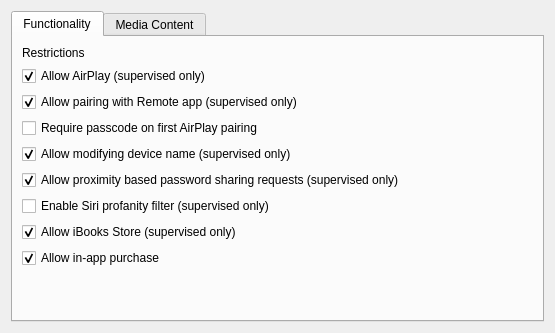
The window that FWAdminLib/Configurator/RestrictionsTVOSForm.ui (fw-dev/translations) describes before a commit, drawn with Qt 5.
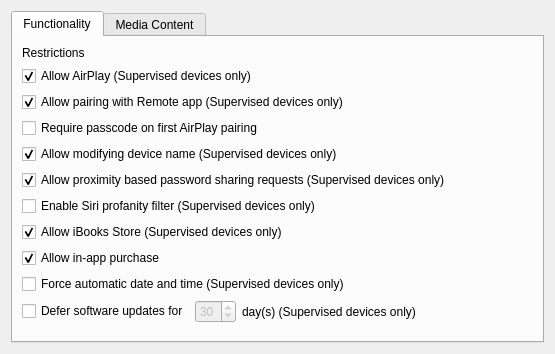
The same window after the commit. Custom widgets are drawn as their Qt base class.

```diff
--- a/FWAdminLib/Configurator/RestrictionsTVOSForm.ui
+++ b/FWAdminLib/Configurator/RestrictionsTVOSForm.ui
@@ -7,19 +7,55 @@
     <x>0</x>
     <y>0</y>
     <width>555</width>
-    <height>333</height>
+    <height>354</height>
    </rect>
   </property>
+  <property name="sizePolicy">
+   <sizepolicy hsizetype="MinimumExpanding" vsizetype="Preferred">
+    <horstretch>0</horstretch>
+    <verstretch>0</verstretch>
+   </sizepolicy>
+  </property>
+  <property name="minimumSize">
+   <size>
+    <width>555</width>
+    <height>0</height>
+   </size>
+  </property>
   <property name="windowTitle">
    <string>Form</string>
   </property>
   <layout class="QVBoxLayout" name="verticalLayout_2">
    <item>
     <widget class="QTabWidget" name="tabWidget">
+     <property name="sizePolicy">
+      <sizepolicy hsizetype="MinimumExpanding" vsizetype="Expanding">
+       <horstretch>0</horstretch>
+       <verstretch>0</verstretch>
+      </sizepolicy>
+     </property>
+     <property name="minimumSize">
+      <size>
+       <width>531</width>
+       <height>0</height>
+      </size>
+     </property>
      <property name="currentIndex">
       <number>0</number>
      </property>
      <widget class="QWidget" name="functionalityTab">
+      <property name="sizePolicy">
+       <sizepolicy hsizetype="MinimumExpanding" vsizetype="Preferred">
+        <horstretch>0</horstretch>
+        <verstretch>0</verstretch>
+       </sizepolicy>
+      </property>
+      <property name="minimumSize">
+       <size>
+        <width>525</width>
+        <height>0</height>
+       </size>
+      </property>
       <attribute name="title">
        <string>Functionality</string>
       </attribute>
@@ -34,7 +70,7 @@
        <item>
         <widget class="QCheckBox" name="checkBoxAllowAirPlay">
          <property name="text">
-          <string>Allow AirPlay (supervised only)</string>
+          <string>Allow AirPlay (Supervised devices only)</string>
          </property>
          <property name="checked">
           <bool>true</bool>
@@ -44,7 +80,7 @@
        <item>
         <widget class="QCheckBox" name="checkBoxAllowControlUsingRemoteApp">
          <property name="text">
-          <string>Allow pairing with Remote app (supervised only)</string>
+          <string>Allow pairing with Remote app (Supervised devices only)</string>
          </property>
          <property name="checked">
           <bool>true</bool>
@@ -61,7 +97,7 @@
        <item>
         <widget class="QCheckBox" name="checkBoxAllowModifyingName">
          <property name="text">
-          <string>Allow modifying device name (supervised only)</string>
+          <string>Allow modifying device name (Supervised devices only)</string>
          </property>
          <property name="checked">
           <bool>true</bool>
@@ -71,7 +107,7 @@
        <item>
         <widget class="QCheckBox" name="checkBoxAllowPasswordProximityRequests">
          <property name="text">
-          <string>Allow proximity based password sharing requests (supervised only)</string>
+          <string>Allow proximity based password sharing requests (Supervised devices only)</string>
          </property>
          <property name="checked">
           <bool>true</bool>
@@ -81,14 +117,14 @@
        <item>
         <widget class="QCheckBox" name="checkBoxEnableSiriProfanityFilter">
          <property name="text">
-          <string>Enable Siri profanity filter (supervised only)</string>
+          <string>Enable Siri profanity filter (Supervised devices only)</string>
          </property>
         </widget>
        </item>
        <item>
         <widget class="QCheckBox" name="checkBoxAllowBookstore">
          <property name="text">
-          <string>Allow iBooks Store (supervised only)</string>
+          <string>Allow iBooks Store (Supervised devices only)</string>
          </property>
          <property name="checked">
           <bool>true</bool>
@@ -105,6 +141,86 @@
          </property>
         </widget>
        </item>
+       <item>
+        <widget class="QCheckBox" name="checkBoxForceAutomaticDateAndTime">
+         <property name="text">
+          <string>Force automatic date and time (Supervised devices only)</string>
+         </property>
+        </widget>
+       </item>
+       <item>
+        <widget class="QWidget" name="widget" native="true">
+         <property name="sizePolicy">
+          <sizepolicy hsizetype="Preferred" vsizetype="Preferred">
+           <horstretch>0</horstretch>
+           <verstretch>0</verstretch>
+          </sizepolicy>
+         </property>
+         <layout class="QHBoxLayout" name="horizontalLayout">
+          <property name="leftMargin">
+           <number>0</number>
+          </property>
+          <property name="topMargin">
+           <number>0</number>
+          </property>
+          <property name="rightMargin">
+           <number>0</number>
+          </property>
+          <property name="bottomMargin">
+           <number>0</number>
+          </property>
+          <item>
+           <widget class="QCheckBox" name="checkBoxForceDelayedSoftwareUpdates">
+            <property name="text">
+             <string>Defer software updates for</string>
+            </property>
+            <property name="checked">
+             <bool>false</bool>
+            </property>
+           </widget>
+          </item>
+          <item>
+           <widget class="QSpinBox" name="spinBoxEnforcedSoftwareUpdateDelay">
+            <property name="enabled">
+             <bool>false</bool>
+            </property>
+            <property name="minimum">
+             <number>1</number>
+            </property>
+            <property name="maximum">
+             <number>90</number>
+            </property>
+            <property name="value">
+             <number>30</number>
+            </property>
+            <property name="displayIntegerBase">
+             <number>10</number>
+            </property>
+           </widget>
+          </item>
+          <item>
+           <widget class="QLabel" name="label">
+            <property name="text">
+             <string>day(s) (Supervised devices only)</string>
+            </property>
+           </widget>
+          </item>
+          <item>
+           <spacer name="horizontalSpacer">
+            <property name="orientation">
+             <enum>Qt::Horizontal</enum>
+            </property>
+            <property name="sizeHint" stdset="0">
+             <size>
+              <width>40</width>
+              <height>20</height>
+             </size>
+            </property>
+           </spacer>
+          </item>
+         </layout>
+        </widget>
+       </item>
        <item>
         <widget class="RestrictAppUsageWidget" name="widgetRestrictAppUsage" native="true"/>
        </item>
@@ -116,7 +232,7 @@
          <property name="sizeHint" stdset="0">
           <size>
            <width>17</width>
-           <height>114</height>
+           <height>35</height>
           </size>
          </property>
         </spacer>
```
Left out of the diff: 2 changed lines with no effect on the pictures.
